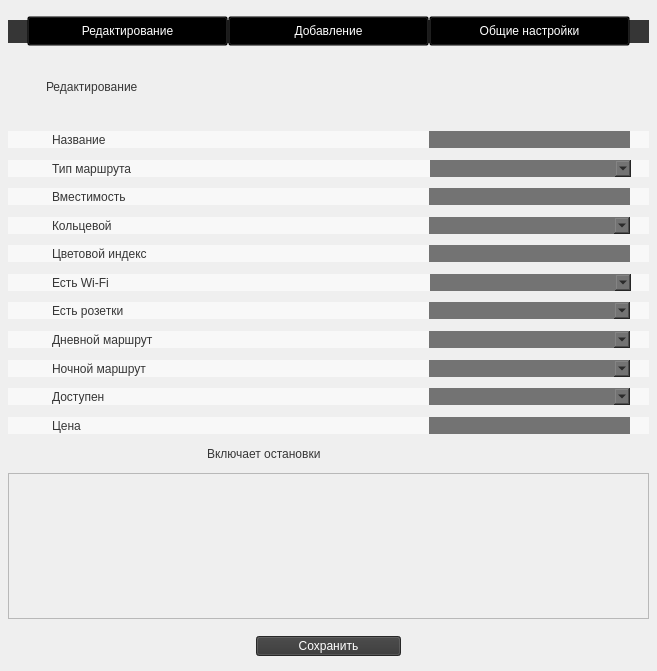
Before: the Qt Designer form bus_editor.ui in burakshaevn/qt-transport-catalogue, drawn with Qt 5.
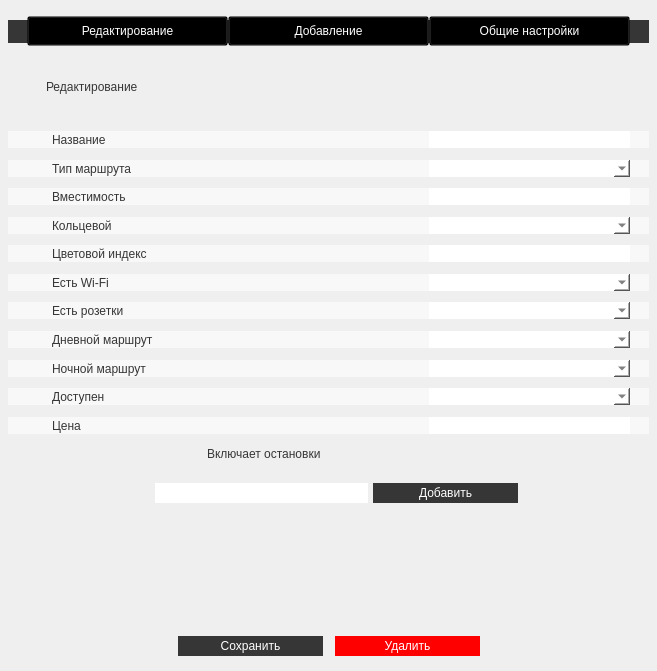
After: the same form once the commit is applied.

```diff
--- a/bus_editor.ui
+++ b/bus_editor.ui
@@ -169,9 +169,10 @@
       </property>
       <property name="styleSheet">
        <string notr="true">QLineEdit { 
-  background-color: #737373; 
+  background-color: #FFFFFF; 
   border-radius: 0px;       
   font: 11pt &quot;JetBrains Mono&quot;; 
+  color: #363636;
 } </string>
       </property>
      </widget>
@@ -260,9 +261,10 @@
       </property>
       <property name="styleSheet">
        <string notr="true">QLineEdit { 
-  background-color: #737373; 
+  background-color: #FFFFFF; 
   border-radius: 0px;       
   font: 11pt &quot;JetBrains Mono&quot;; 
+  color: #363636;
 } </string>
       </property>
      </widget>
@@ -351,9 +353,10 @@
       </property>
       <property name="styleSheet">
        <string notr="true">QLineEdit { 
-  background-color: #737373; 
+  background-color: #FFFFFF; 
   border-radius: 0px;       
   font: 11pt &quot;JetBrains Mono&quot;; 
+  color: #363636;
 } </string>
       </property>
      </widget>
@@ -572,9 +575,10 @@
       </property>
       <property name="styleSheet">
        <string notr="true">QLineEdit { 
-  background-color: #737373; 
+  background-color: #FFFFFF; 
   border-radius: 0px;       
   font: 11pt &quot;JetBrains Mono&quot;; 
+  color: #363636;
 } </string>
       </property>
      </widget>
@@ -618,12 +622,17 @@
      <widget class="QScrollArea" name="scrollArea">
       <property name="geometry">
        <rect>
-        <x>8</x>
-        <y>427</y>
-        <width>641</width>
-        <height>146</height>
+        <x>144</x>
+        <y>458</y>
+        <width>390</width>
+        <height>115</height>
        </rect>
       </property>
+      <property name="styleSheet">
+       <string notr="true">QScrollArea {
+	border-radius: 0px;
+}</string>
+      </property>
       <property name="widgetResizable">
        <bool>true</bool>
       </property>
@@ -632,8 +641,8 @@
         <rect>
          <x>0</x>
          <y>0</y>
-         <width>639</width>
-         <height>144</height>
+         <width>390</width>
+         <height>115</height>
         </rect>
        </property>
       </widget>
@@ -641,7 +650,7 @@
      <widget class="QPushButton" name="edit_save">
       <property name="geometry">
        <rect>
-        <x>256</x>
+        <x>178</x>
         <y>590</y>
         <width>145</width>
         <height>20</height>
@@ -652,6 +661,7 @@
 	font: 9pt &quot;JetBrains Mono&quot;; 
 	color: #FFFFFF;
 	background-color: #363636; 
+	border-radius: 0px;
 }</string>
       </property>
       <property name="text">
@@ -669,16 +679,17 @@
       </property>
       <property name="styleSheet">
        <string notr="true">QComboBox { 
-  background-color: #737373; 
+  background-color: #FFFFFF; 
   border-radius: 0px;       
-  font: 11pt &quot;JetBrains Mono&quot;; 
+  font: 10pt &quot;JetBrains Mono&quot;; 
+  color: #363636;
 } </string>
       </property>
      </widget>
      <widget class="QComboBox" name="comboBox_bustype_2">
       <property name="geometry">
        <rect>
-        <x>430</x>
+        <x>429</x>
         <y>114</y>
         <width>201</width>
         <height>17</height>
@@ -686,9 +697,10 @@
       </property>
       <property name="styleSheet">
        <string notr="true">QComboBox { 
-  background-color: #737373; 
+  background-color: #FFFFFF; 
   border-radius: 0px;       
-  font: 11pt &quot;JetBrains Mono&quot;; 
+  font: 10pt &quot;JetBrains Mono&quot;; 
+  color: #363636;
 } </string>
       </property>
      </widget>
@@ -703,9 +715,10 @@
       </property>
       <property name="styleSheet">
        <string notr="true">QComboBox { 
-  background-color: #737373; 
+  background-color: #FFFFFF; 
   border-radius: 0px;       
-  font: 11pt &quot;JetBrains Mono&quot;; 
+  font: 10pt &quot;JetBrains Mono&quot;; 
+  color: #363636;
 } </string>
       </property>
      </widget>
@@ -720,9 +733,10 @@
       </property>
       <property name="styleSheet">
        <string notr="true">QComboBox { 
-  background-color: #737373; 
+  background-color: #FFFFFF; 
   border-radius: 0px;       
-  font: 11pt &quot;JetBrains Mono&quot;; 
+  font: 10pt &quot;JetBrains Mono&quot;; 
+  color: #363636;
 } </string>
       </property>
      </widget>
@@ -737,9 +751,10 @@
       </property>
       <property name="styleSheet">
        <string notr="true">QComboBox { 
-  background-color: #737373; 
+  background-color: #FFFFFF; 
   border-radius: 0px;       
-  font: 11pt &quot;JetBrains Mono&quot;; 
+  font: 10pt &quot;JetBrains Mono&quot;; 
+  color: #363636;
 } </string>
       </property>
      </widget>
@@ -754,16 +769,17 @@
       </property>
       <property name="styleSheet">
        <string notr="true">QComboBox { 
-  background-color: #737373; 
+  background-color: #FFFFFF; 
   border-radius: 0px;       
-  font: 11pt &quot;JetBrains Mono&quot;; 
+  font: 10pt &quot;JetBrains Mono&quot;; 
+  color: #363636;
 } </string>
       </property>
      </widget>
      <widget class="QComboBox" name="comboBox_is_wifi_2">
       <property name="geometry">
        <rect>
-        <x>430</x>
+        <x>429</x>
         <y>228</y>
         <width>201</width>
         <height>17</height>
@@ -771,8 +787,68 @@
       </property>
       <property name="styleSheet">
        <string notr="true">QComboBox { 
-  background-color: #737373; 
+  background-color: #FFFFFF; 
   border-radius: 0px;       
+  font: 10pt &quot;JetBrains Mono&quot;; 
+  color: #363636;
+} </string>
+      </property>
+     </widget>
+     <widget class="QPushButton" name="edit_page_delete">
+      <property name="geometry">
+       <rect>
+        <x>335</x>
+        <y>590</y>
+        <width>145</width>
+        <height>20</height>
+       </rect>
+      </property>
+      <property name="styleSheet">
+       <string notr="true">QPushButton { 
+	font: 9pt &quot;JetBrains Mono&quot;; 
+	color: #FFFFFF;
+	background-color: #FF0000; 
+	border-radius: 0px;
+}</string>
+      </property>
+      <property name="text">
+       <string>Удалить</string>
+      </property>
+     </widget>
+     <widget class="QPushButton" name="edit_page_append_stop">
+      <property name="geometry">
+       <rect>
+        <x>373</x>
+        <y>437</y>
+        <width>145</width>
+        <height>20</height>
+       </rect>
+      </property>
+      <property name="styleSheet">
+       <string notr="true">QPushButton { 
+	font: 9pt &quot;JetBrains Mono&quot;; 
+	color: #FFFFFF;
+	background-color: #363636; 
+	border-radius: 0px;
+}</string>
+      </property>
+      <property name="text">
+       <string>Добавить</string>
+      </property>
+     </widget>
+     <widget class="QLineEdit" name="lineEdit_find_stopname">
+      <property name="geometry">
+       <rect>
+        <x>155</x>
+        <y>437</y>
+        <width>213</width>
+        <height>20</height>
+       </rect>
+      </property>
+      <property name="styleSheet">
+       <string notr="true">QLineEdit { 
+  background-color: #FFFFFF; 
+  border-radius: 0px;   
   font: 11pt &quot;JetBrains Mono&quot;; 
 } </string>
       </property>
```
Left out of the diff: 18 changed lines with no effect on the pictures.
